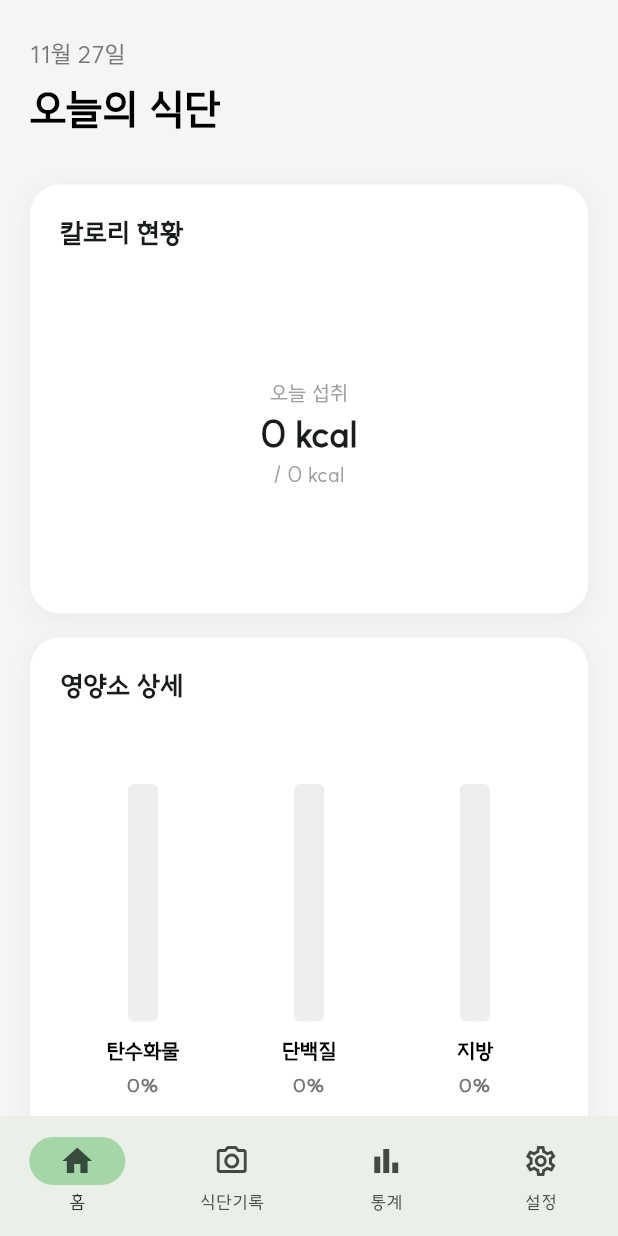
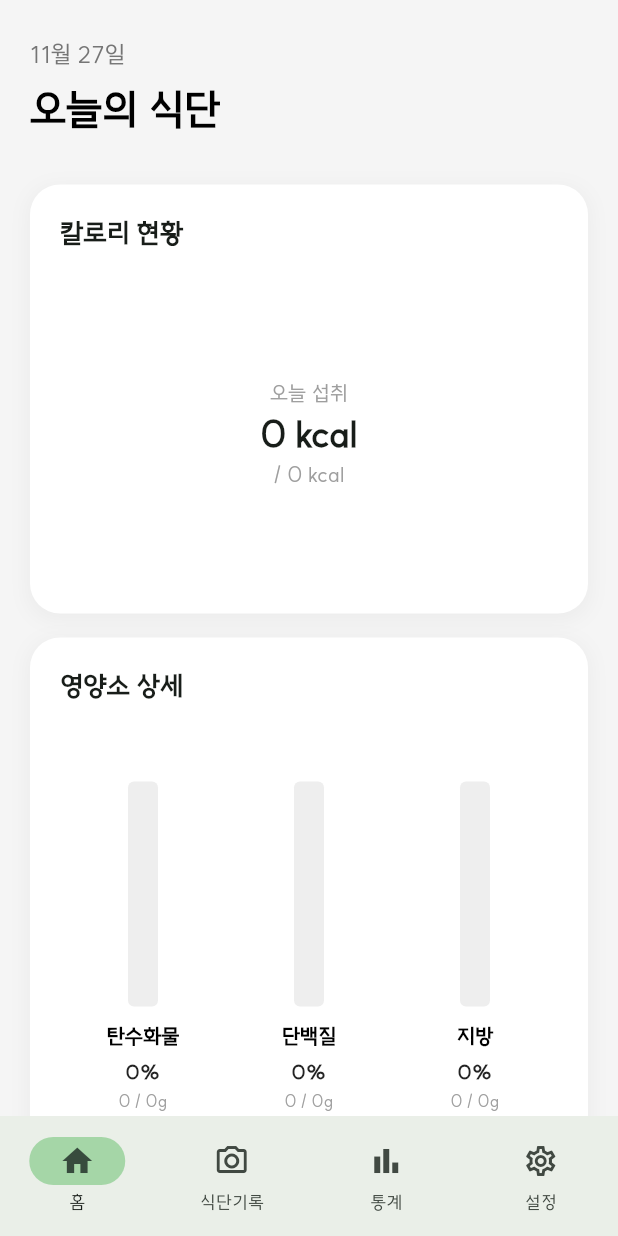
Before and after one commit to jungminmobile/Iwantfirst, a Flutter app: the screen it shows once a user with an empty profile is signed in, on a phone screen of 412 x 824 dp. Run offline on Flutter 3.47's test engine with Material 3 defaults, Android fonts, the phone set to English and light mode, and no system bars; drawn by our look-alikes of fl_chart; our stand-ins replace cloud_firestore, firebase_auth, firebase_core, focus_detector, google_generative_ai, image_picker and 2 more; accounts and stored records are empty.

Commit message:
홈 화면 하단 그래프 텍스트 부분 수정

```diff
--- a/lib/widgets/macro_chart.dart
+++ b/lib/widgets/macro_chart.dart
@@ -19,12 +19,11 @@ class MacroChart extends StatelessWidget {
   @override
   Widget build(BuildContext context) {
     return SizedBox(
-      height: 250,
+      height: 260, // [수정] 3줄이 들어가야 하니 높이를 살짝 더 키움 (250 -> 260)
       child: BarChart(
         BarChartData(
           alignment: BarChartAlignment.spaceAround,
-          maxY: 120, // 100% 기준으로 여유 있게
-          // 툴팁: 터치하면 정확한 g수 보여줌
+          maxY: 120,
           barTouchData: BarTouchData(
             enabled: true,
             touchTooltipData: BarTouchTooltipData(
@@ -53,20 +52,19 @@ class MacroChart extends StatelessWidget {
               },
             ),
           ),
-
           titlesData: FlTitlesData(
             show: true,
             bottomTitles: AxisTitles(
               sideTitles: SideTitles(
                 showTitles: true,
-                // [수정 1] 두 줄(이름 + %)이 들어가야 하므로 공간을 더 넉넉하게 잡음 (50 -> 60)
-                reservedSize: 60,
 
-                // [수정 2] 이름 밑에 퍼센트를 같이 보여주는 로직
+                // [수정 1] 글씨 3줄(이름, %, g)이 들어가야 해서 공간을 넉넉히 80으로 늘림
+                reservedSize: 80,
+
                 getTitlesWidget: (double value, TitleMeta meta) {
                   String label = '';
                   double current = 0;
-                  double target = 1; // 0 나누기 방지용
+                  double target = 1;
 
                   switch (value.toInt()) {
                     case 0:
@@ -95,6 +93,7 @@ class MacroChart extends StatelessWidget {
                     padding: const EdgeInsets.only(top: 10),
                     child: Column(
                       children: [
+                        // 1. 이름
                         Text(
                           label,
                           style: const TextStyle(
@@ -103,13 +102,26 @@ class MacroChart extends StatelessWidget {
                             fontSize: 14,
                           ),
                         ),
-                        const SizedBox(height: 4), // 간격
+                        const SizedBox(height: 4),
+
+                        // 2. 퍼센트 (진한 색으로 강조)
                         Text(
-                          '$percent%', // 퍼센트 표시 추가!
+                          '$percent%',
+                          style: const TextStyle(
+                            color: Colors.black87,
+                            fontWeight: FontWeight.w800, // 두껍게
+                            fontSize: 13,
+                          ),
+                        ),
+                        const SizedBox(height: 2),
+
+                        // 3. 그램 (연한 색으로 상세정보)
+                        Text(
+                          '${current.toInt()} / ${target.toInt()}g',
                           style: TextStyle(
-                            color: Colors.grey[600], // 약간 연한 색으로
-                            fontWeight: FontWeight.w600,
-                            fontSize: 12,
+                            color: Colors.grey[500],
+                            fontWeight: FontWeight.w500,
+                            fontSize: 11,
                           ),
                         ),
                       ],
@@ -140,6 +152,11 @@ class MacroChart extends StatelessWidget {
     );
   }
 
+  double _calculateMaxY() {
+    /* ... 기존 로직 ... */
+    return 120;
+  }
+
   BarChartGroupData _makeBarGroup(
     int x,
     double current,
@@ -159,7 +176,7 @@ class MacroChart extends StatelessWidget {
           borderRadius: BorderRadius.circular(4),
           backDrawRodData: BackgroundBarChartRodData(
             show: true,
-            toY: 100, // 목표치 높이 (100%)
+            toY: 100,
             color: Colors.grey[200],
           ),
         ),
```
